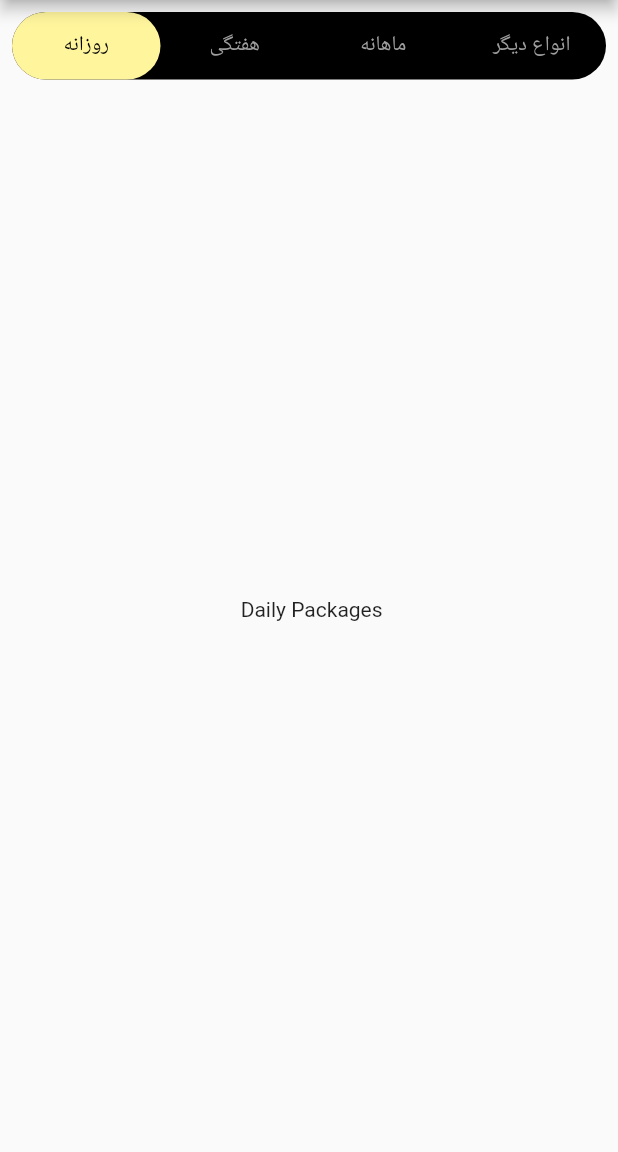
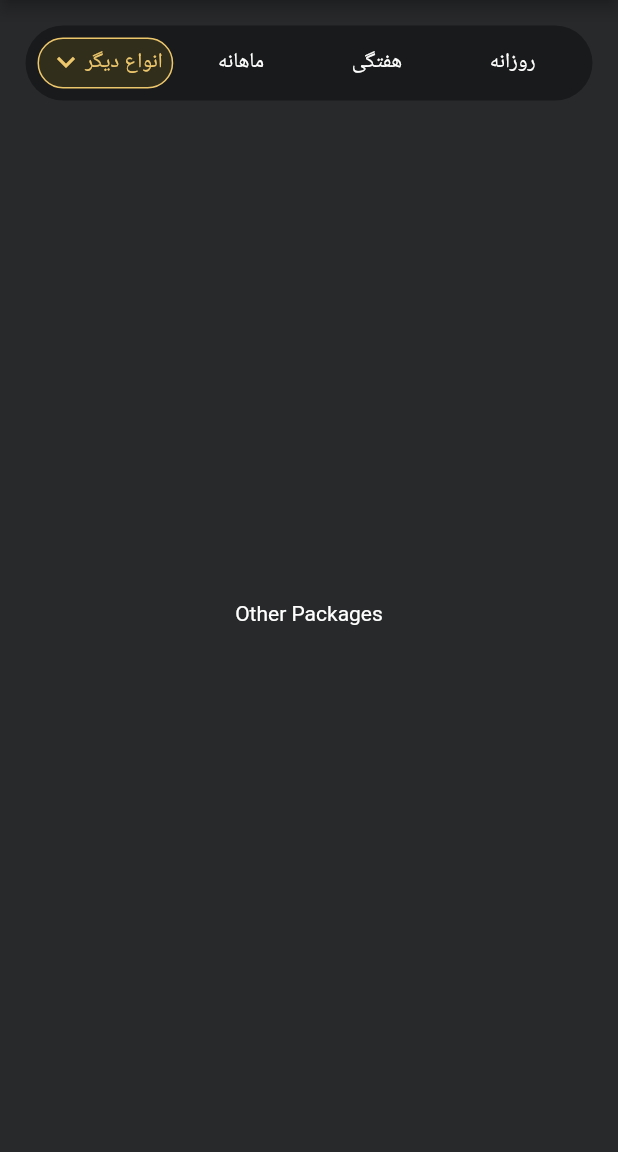
Before and after one commit to maryambehzi/flutterWidgets, a Flutter app: the screen it shows after launch, on a phone screen of 412 x 824 dp, the part 84-1236 px from its top. Run offline on Flutter 3.47's test engine with Material 2 defaults, Android fonts, the phone set to English and light mode, and no system bars.

Commit message:
making tab bar look like design

```diff
--- a/lib/DailyPackages.dart
+++ b/lib/DailyPackages.dart
@@ -6,7 +6,8 @@ class DailyPackages extends StatelessWidget {
   @override
   Widget build(BuildContext context) {
     return Center(
-      child: Text(' Daily Packages'),
+      child: Text(' Daily Packages',
+        style: TextStyle(color: Colors.white),),
     );
   }
 }
--- a/lib/main.dart
+++ b/lib/main.dart
@@ -34,41 +34,61 @@ class _MyHomePageState extends State<MyHomePage> {
     return DefaultTabController(
       length: 4,
       child: Scaffold(
+        backgroundColor: Color(0xFF28292B),
         appBar: AppBar(
           title: Text('انتخاب بسته اینترنتی'),
         ),
         body: Padding(
-          padding: EdgeInsets.all(8.0),
+          padding: EdgeInsets.all(17.0),
           child: Column(
             children: [
               Container(
                 alignment: AlignmentDirectional.topCenter,
-                height: 45,
+                height: 50,
                 decoration: BoxDecoration(
-                  color: Colors.black,
+                  color: Color(0xff191A1B),
                   borderRadius: BorderRadius.circular(25.0)
                 ),
-                child: TabBar(
-                  indicator: BoxDecoration(
-                    color: Colors.yellow[200],
-                    borderRadius: BorderRadius.circular(25.0),
+                child: Padding(
+                    padding: EdgeInsets.all(8.0),
+                  child: TabBar(
+                    indicator: BoxDecoration(
+                      border: Border.all(
+                        width: 1,
+                        color: Color(0xFFEDC76C)
+                      ),
+                      color: Color(0x804A411C),
+                      borderRadius: BorderRadius.circular(25.0),
+                    ),
+                    labelPadding: EdgeInsets.only(left : 5,right : 5),
+                    labelColor: Color(0xFFEDC76C),
+                    unselectedLabelColor: Colors.white,
+                    tabs: [
+
+                      Tab(
+                        child: Row(
+                          mainAxisSize: MainAxisSize.min,
+                          children: [
+                            // Image(image: AssetImage("images/arrow_down.png"),),
+                            Icon( Icons.keyboard_arrow_down),
+                            SizedBox(width: 1),
+                            Text('انواع دیگر'),
+                          ],
+                        ),
+                      ),
+                      Tab(text: 'ماهانه',),
+                      Tab(text: 'هفتگی',),
+                      Tab(text: 'روزانه',),
+                    ],
                   ),
-                  labelColor: Colors.black,
-                  unselectedLabelColor: Colors.grey,
-                  tabs: const [
-                    Tab(text: 'روزانه',),
-                    Tab(text: 'هفتگی',),
-                    Tab(text: 'ماهانه',),
-                    Tab(text: 'انواع دیگر',),
-                  ],
                 ) ,
               ),
               const Expanded(child: TabBarView(
                 children: [
+                  Center(child: Text('Other Packages', style: TextStyle(color: Colors.white),),),
+                  Center(child: Text('Monthly Packages', style: TextStyle(color: Colors.white),),),
+                  Center(child: Text('Weekly Packages', style: TextStyle(color: Colors.white),),),
                   DailyPackages(),
-                  Center(child: Text('Weekly Packages'),),
-                  Center(child: Text('Monthly Packages'),),
-                  Center(child: Text('Other Packages'),),
                 ],
               ))
             ],
--- a/pubspec.yaml
+++ b/pubspec.yaml
@@ -59,8 +59,8 @@ flutter:
   uses-material-design: true
 
   # To add assets to your application, add an assets section, like this:
-  # assets:
-  #   - images/a_dot_burr.jpeg
+  assets:
+    - images/arrow_down.png
   #   - images/a_dot_ham.jpeg
 
   # An image asset can refer to one or more resolution-specific "variants", see
```
Also changed, not shown: images/arrow_down.png (added).
